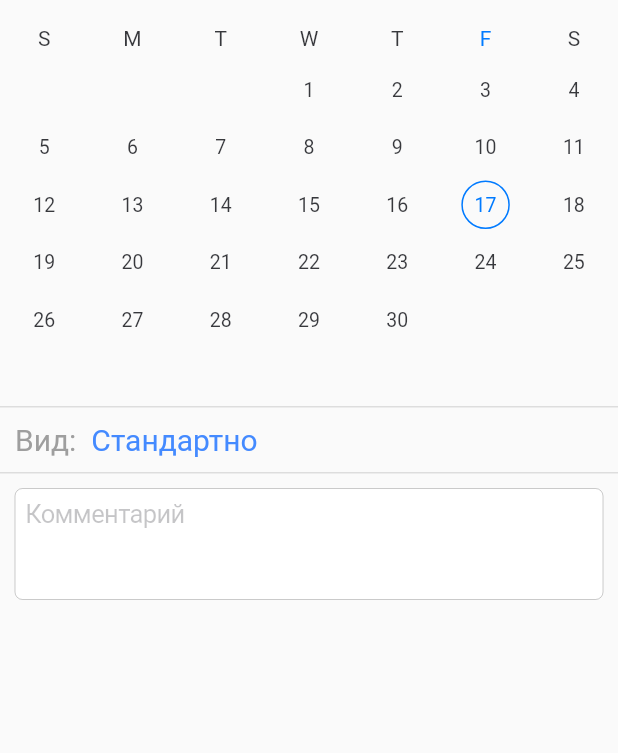
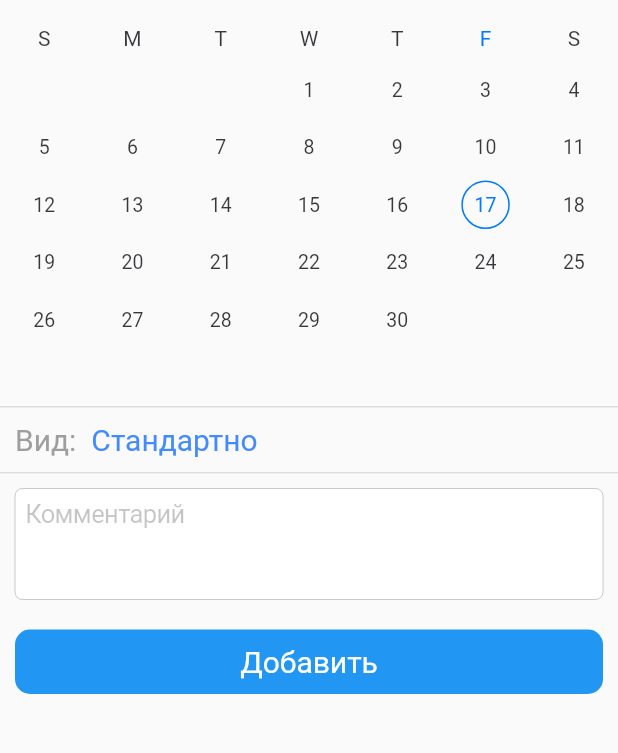
Before and after one commit to IT3G/work-calendar-mobile, a Flutter app: the EmployeeCalendarForm widget shown alone on an empty page, opened directly, on a phone screen of 412 x 824 dp, the part 44-797 px from its top. Run offline on Flutter 3.47's test engine with Material 2 defaults, Android fonts, the phone set to English and light mode, and no system bars; drawn by our look-alikes of syncfusion_flutter_datepicker; our stand-ins replace flutter_dotenv, flutter_redux, flutter_spinkit, localstorage, redux, syncfusion_flutter_calendar; network calls fail.

Commit message:
add EvenTypes class and comment field

```diff
--- a/lib/screens/calendar/employee_calendar_form.dart
+++ b/lib/screens/calendar/employee_calendar_form.dart
@@ -1,5 +1,6 @@
 import 'package:flutter/cupertino.dart';
 import 'package:flutter/material.dart';
+import 'package:it2g_calendar_mobile/shared/components/full_button.dart';
 import 'package:it2g_calendar_mobile/shared/constants/calendar_const.dart';
 import 'package:syncfusion_flutter_datepicker/datepicker.dart';
 
@@ -13,9 +14,23 @@ class EmployeeCalendarForm extends StatefulWidget {
 class EmployeeCalendarFormState extends State<EmployeeCalendarForm> {
   final _calendarFormKey = GlobalKey<FormState>();
 
-  String selectedEventType = 'Стандартно';
+  Map<String, String> selectedEventType = eventTypeNames[0];
   Map<String, dynamic> rangeDate = {};
-  // TextEditingController commentField = new TextEditingController();
+  TextEditingController commentField = new TextEditingController();
+
+  void createTask() async {
+    try {
+      Map<String, dynamic> data = {
+        'dateStart': rangeDate['dateStart'],
+        'dateEnd': rangeDate['dateEnd'],
+        'comment': commentField.text,
+        'employee': '',
+        'type': selectedEventType['value']
+      };
+
+      print(data);
+    } catch (error) {} finally {}
+  }
 
   void openEventTypes() {
     showCupertinoModalPopup<void>(
@@ -26,9 +41,9 @@ class EmployeeCalendarFormState extends State<EmployeeCalendarForm> {
           style: TextStyle(fontSize: 20),
         ),
         actions: <CupertinoActionSheetAction>[
-          for (String eventTypeName in eventTypeNames)
+          for (Map<String, String> eventTypeName in eventTypeNames)
             CupertinoActionSheetAction(
-              child: Text(eventTypeName),
+              child: Text(eventTypeName['name']!),
               onPressed: () {
                 setState(() {
                   selectedEventType = eventTypeName;
@@ -85,7 +100,7 @@ class EmployeeCalendarFormState extends State<EmployeeCalendarForm> {
                         Padding(
                           padding: EdgeInsets.only(left: 10),
                           child: Text(
-                            selectedEventType,
+                            selectedEventType['name']!,
                             style: TextStyle(
                                 fontSize: 20, color: Colors.blueAccent),
                           ),
@@ -94,16 +109,24 @@ class EmployeeCalendarFormState extends State<EmployeeCalendarForm> {
                     ),
                   )),
               Container(
-                // decoration: BoxDecoration(
-                //     border: Border(
-                //         bottom: BorderSide(color: Colors.grey.withAlpha(80)))),
                 child: Padding(
                   padding: EdgeInsets.all(10),
                   child: CupertinoTextField(
+                    controller: commentField,
                     placeholder: "Комментарий",
                     minLines: 3,
                     maxLines: 3,
                   ),
+                ),
+              ),
+              Padding(
+                padding: EdgeInsets.all(10),
+                child: FullButton(
+                  child: Text(
+                    "Добавить",
+                    style: TextStyle(color: Colors.white, fontSize: 20),
+                  ),
+                  onPress: createTask,
                 ),
               )
             ],
--- a/lib/shared/constants/calendar_const.dart
+++ b/lib/shared/constants/calendar_const.dart
@@ -1,7 +1,9 @@
-const List<String> eventTypeNames = [
-  'Стандартно',
-  'Особое',
-  'Отсутствие',
-  'Отпуск',
-  'Болезнь'
+import 'package:it2g_calendar_mobile/shared/models/event_types.dart';
+
+const List<Map<String, String>> eventTypeNames = [
+  {'name': 'Стандартно', 'value': EventTypes.common},
+  {'name': 'Особое', 'value': EventTypes.custom},
+  {'name': 'Отсутствие', 'value': EventTypes.left},
+  {'name': 'Отпуск', 'value': EventTypes.vacation},
+  {'name': 'Болезнь', 'value': EventTypes.sick}
 ];
--- a/lib/shared/models/task.dart
+++ b/lib/shared/models/task.dart
@@ -1,13 +1,13 @@
 class Task {
   final bool approved;
-  final Map<String, dynamic> attachment;
+  final Map<String, dynamic>? attachment;
   final String comment;
   final String dateEnd;
   final String dateStart;
   final String employee;
   final String employeeCreated;
   final String type;
-  final String id;
+  final String? id;
   final String dtCreated;
 
   Task(
```
Also changed, not shown: lib/shared/models/event_types.dart (added, +7 -0 lines), lib/shared/utils/calendar_utils.dart (+18 -3 lines).
